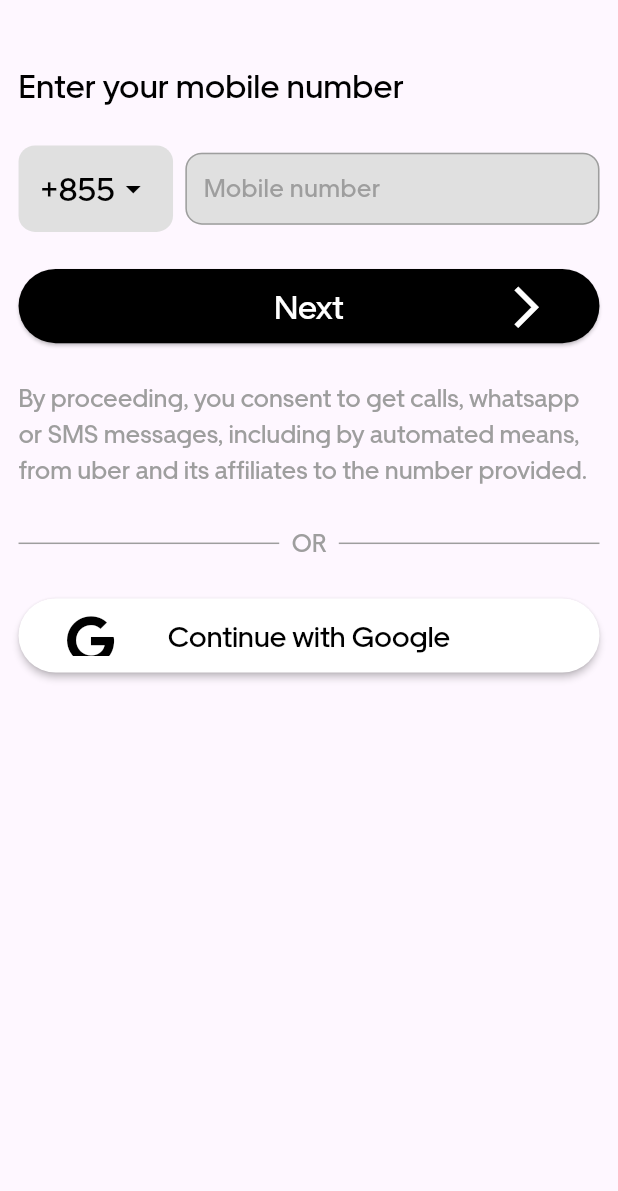
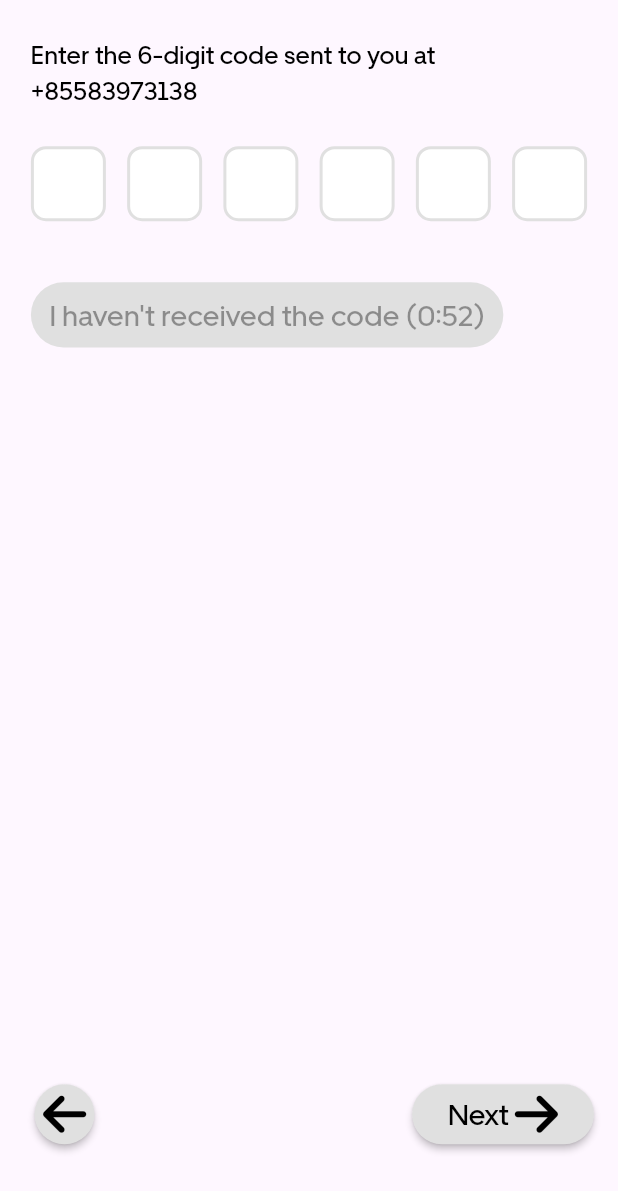
Before and after one commit to JacklynConn/food-delivery, a Flutter app: the screen it shows after launch, on a phone screen of 412 x 824 dp. Shown: the top 1191 px of the screen. Run offline on Flutter 3.47's test engine with Material 3 defaults, Android fonts, the phone set to English and light mode, and no system bars; drawn by our look-alikes of pin_code_fields; our stand-ins replace country_picker, font_awesome_flutter, sizer.

Commit message:
Play 4. OTP Screen UI

```diff
--- a/lib/main.dart
+++ b/lib/main.dart
@@ -1,4 +1,5 @@
 import 'package:flutter/material.dart';
+import 'package:food_delivery/view/auth/otp_screen.dart';
 import 'package:sizer/sizer.dart';
 import '/view/auth/mobile_login_screen.dart';
 
@@ -16,7 +17,7 @@ class MyApp extends StatelessWidget {
         title: 'Flutter Demo',
         debugShowCheckedModeBanner: false,
         theme: ThemeData(),
-        home: const MobileLoginScreen(),
+        home: const OtpScreen(),
       );
     });
   }
--- a/lib/view/auth/mobile_login_screen.dart
+++ b/lib/view/auth/mobile_login_screen.dart
@@ -57,8 +57,10 @@ class _MobileLoginScreenState extends State<MobileLoginScreen> {
                       height: 7.h,
                       width: 25.w,
                       decoration: BoxDecoration(
-                        color: greyShade3,
                         borderRadius: BorderRadius.circular(8.sp),
+                        border: Border.all(
+                          color: Colors.grey,
+                        ),
                       ),
                       child: Row(
                         mainAxisAlignment: MainAxisAlignment.center,
@@ -86,8 +88,8 @@ class _MobileLoginScreenState extends State<MobileLoginScreen> {
                         contentPadding: EdgeInsets.symmetric(horizontal: 2.w),
                         hintText: 'Mobile number',
                         hintStyle: AppTextStyles.textFieldHintTextStyle,
-                        filled: true,
-                        fillColor: greyShade3,
+                        // filled: true,
+                        // fillColor: greyShade3,
                         border: OutlineInputBorder(
                           borderRadius: BorderRadius.circular(8.sp),
                           borderSide: const BorderSide(
--- /dev/null
+++ b/lib/view/auth/otp_screen.dart
@@ -0,0 +1,162 @@
+import 'dart:async';
+
+import 'package:flutter/material.dart';
+import 'package:font_awesome_flutter/font_awesome_flutter.dart';
+import 'package:food_delivery/utils/colors.dart';
+import 'package:food_delivery/utils/textStyles.dart';
+import 'package:pin_code_fields/pin_code_fields.dart';
+import 'package:sizer/sizer.dart';
+
+class OtpScreen extends StatefulWidget {
+  const OtpScreen({super.key});
+
+  @override
+  State<OtpScreen> createState() => _OtpScreenState();
+}
+
+class _OtpScreenState extends State<OtpScreen> {
+  TextEditingController otpController = TextEditingController();
+  StreamController<ErrorAnimationType> errorController =
+      StreamController<ErrorAnimationType>();
+  int resendOTPCounter = 60;
+
+  decreaseOTPCounter() async {
+    if (resendOTPCounter > 0) {
+      setState(() {
+        resendOTPCounter -= 1;
+      });
+      await Future.delayed(const Duration(seconds: 1), () {
+        decreaseOTPCounter();
+      });
+    }
+  }
+
+  @override
+  void initState() {
+    // TODO: implement initState
+    super.initState();
+    WidgetsBinding.instance.addPostFrameCallback((timeStamp) {
+      decreaseOTPCounter();
+    });
+  }
+
+  @override
+  Widget build(BuildContext context) {
+    return SafeArea(
+      child: Scaffold(
+        floatingActionButton: Stack(
+          children: [
+            Positioned(
+              left: 5.w,
+              bottom: 5.h,
+              child: ElevatedButton(
+                onPressed: () {},
+                style: ElevatedButton.styleFrom(
+                    backgroundColor: greyShade3,
+                    elevation: 2,
+                    shape: const CircleBorder()),
+                child: FaIcon(
+                  FontAwesomeIcons.arrowLeft,
+                  size: 4.h,
+                  color: black,
+                ),
+              ),
+            ),
+            Positioned(
+              right: 0,
+              bottom: 5.h,
+              child: ElevatedButton(
+                onPressed: () {
+                },
+                style: ElevatedButton.styleFrom(
+                  backgroundColor: greyShade3,
+                  elevation: 2,
+                ),
+                child: Row(
+                  children: [
+                    Text(
+                      'Next',
+                      style: AppTextStyles.body14.copyWith(color: black),
+                    ),
+                    SizedBox(
+                      width: 1.w,
+                    ),
+                    FaIcon(
+                      FontAwesomeIcons.arrowRight,
+                      size: 4.h,
+                      color: black,
+                    ),
+                  ],
+                ),
+              ),
+            ),
+          ],
+        ),
+        body: ListView(
+          padding: EdgeInsets.symmetric(horizontal: 5.w),
+          children: [
+            SizedBox(
+              height: 3.h,
+            ),
+            Text(
+              'Enter the 6-digit code sent to you at +85583973138',
+              style: AppTextStyles.small12,
+            ),
+            SizedBox(
+              height: 3.h,
+            ),
+            PinCodeTextField(
+              length: 6,
+              appContext: context,
+              obscureText: false,
+              animationType: AnimationType.fade,
+              textStyle: AppTextStyles.body14,
+              pinTheme: PinTheme(
+                shape: PinCodeFieldShape.box,
+                borderRadius: BorderRadius.circular(10),
+                fieldHeight: 50,
+                fieldWidth: 50,
+                activeFillColor: Colors.white,
+                inactiveFillColor: Colors.white,
+                inactiveColor: greyShade3,
+                selectedColor: black,
+                selectedFillColor: Colors.white,
+                activeColor: Colors.blueAccent,
+              ),
+              animationDuration: const Duration(milliseconds: 300),
+              backgroundColor: transparent,
+              enableActiveFill: true,
+              errorAnimationController: errorController,
+              controller: otpController,
+              onCompleted: (v) {},
+              onChanged: (value) {},
+              beforeTextPaste: (text) {
+                return true;
+              },
+            ),
+            SizedBox(
+              height: 3.h,
+            ),
+            Row(
+              children: [
+                Container(
+                  padding: EdgeInsets.symmetric(horizontal: 3.w, vertical: 1.h),
+                  decoration: BoxDecoration(
+                    color: greyShade3,
+                    borderRadius: BorderRadius.circular(50.sp),
+                  ),
+                  child: Text(
+                    'I haven\'t received the code (0:$resendOTPCounter)',
+                    style: AppTextStyles.body14.copyWith(
+                      color: resendOTPCounter > 0 ? black38 : black,
+                    ),
+                  ),
+                ),
+              ],
+            ),
+          ],
+        ),
+      ),
+    );
+  }
+}
--- a/pubspec.yaml
+++ b/pubspec.yaml
@@ -38,6 +38,7 @@ dependencies:
   sizer: ^2.0.15
   country_picker: ^2.0.26
   font_awesome_flutter: ^10.7.0
+  pin_code_fields: ^8.0.1
 
 dev_dependencies:
   flutter_test:
```
Also changed, not shown: pubspec.lock.
